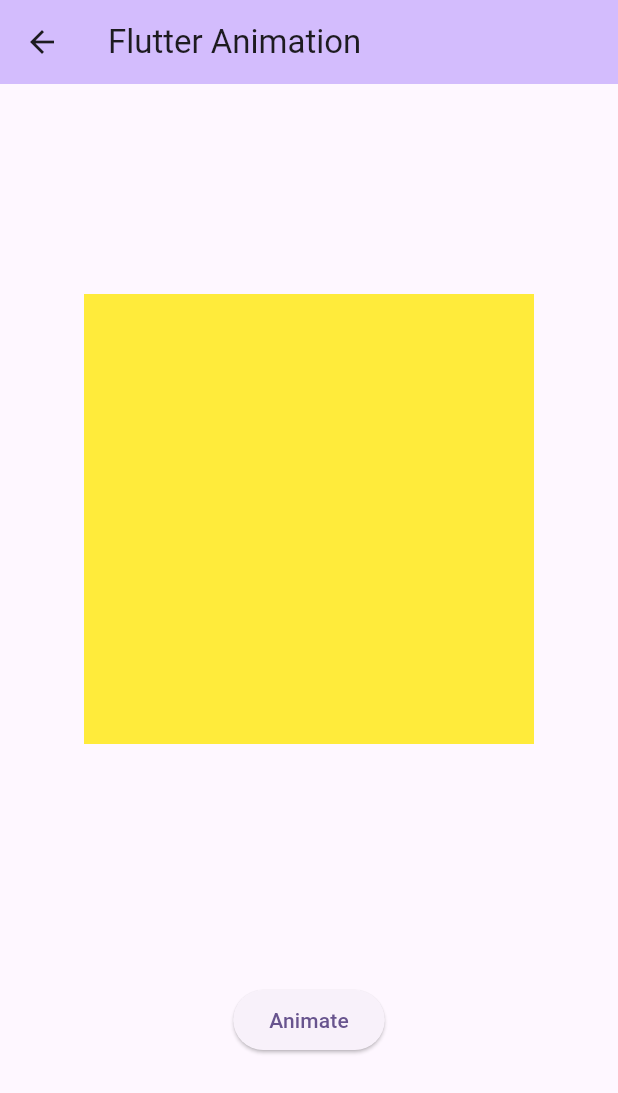
After one commit to kamran8545/flutter_animations, a Flutter app: the screen it shows after launch, after a tap on "Animated Positioned", on a phone screen of 412 x 824 dp. The commit adds this screen. Shown: the top 1093 px of the screen. Run offline on Flutter 3.47's test engine with Material 3 defaults, Android fonts, the phone set to English and light mode, and no system bars.

Commit message:
completed animated positioned widget

```diff
--- a/lib/main.dart
+++ b/lib/main.dart
@@ -4,6 +4,7 @@ import 'package:flutter_animations/widgets/animated_container_widget.dart';
 import 'package:flutter_animations/widgets/animated_cross_fade_widget.dart';
 import 'package:flutter_animations/widgets/animated_opacity_widget.dart';
 import 'package:flutter_animations/widgets/animated_padding_widget.dart';
+import 'package:flutter_animations/widgets/animated_positioned_widget.dart';
 import 'package:flutter_animations/widgets/animated_rotation_widget.dart';
 import 'package:flutter_animations/widgets/animated_scale_widget.dart';
 import 'package:flutter_animations/widgets/animated_size_widget.dart';
@@ -47,10 +48,11 @@ class _MyHomePageState extends State<MyHomePage> {
         backgroundColor: Theme.of(context).colorScheme.inversePrimary,
         title: Text(widget.title),
       ),
-      body: Center(
+      body: SingleChildScrollView(
         child: Column(
           mainAxisAlignment: MainAxisAlignment.center,
           children: <Widget>[
+            const SizedBox(height: 30, width: double.infinity,),
             ElevatedButton(
               onPressed: () {
                 Navigator.of(context).push(
@@ -150,6 +152,17 @@ class _MyHomePageState extends State<MyHomePage> {
               child: const Text('Animated Cross Fade'),
             ),
             const SizedBox(height: 20,),
+            ElevatedButton(
+              onPressed: () {
+                Navigator.of(context).push(
+                  MaterialPageRoute(
+                    builder: (context) => AnimatedPositionedWidget(title: widget.title),
+                  ),
+                );
+              },
+              child: const Text('Animated Positioned'),
+            ),
+            const SizedBox(height: 20,),
           ],
         ),
       ),
--- /dev/null
+++ b/lib/widgets/animated_positioned_widget.dart
@@ -0,0 +1,74 @@
+import 'package:flutter/material.dart';
+
+class AnimatedPositionedWidget extends StatefulWidget {
+  const AnimatedPositionedWidget({super.key, required this.title});
+
+  final String title;
+
+  @override
+  State<AnimatedPositionedWidget> createState() => _AnimatedPositionedWidgetState();
+}
+
+class _AnimatedPositionedWidgetState extends State<AnimatedPositionedWidget> {
+  double left = 0, top = 0;
+
+  @override
+  Widget build(BuildContext context) {
+    return Scaffold(
+      appBar: AppBar(
+        backgroundColor: Theme.of(context).colorScheme.inversePrimary,
+        title: Text(widget.title),
+      ),
+      body: Column(
+        mainAxisAlignment: MainAxisAlignment.center,
+        mainAxisSize: MainAxisSize.min,
+        children: [
+          const SizedBox(height: 120),
+          Expanded(
+            child: Stack(
+              alignment: Alignment.topCenter,
+              children: [
+                Container(
+                  margin: const EdgeInsets.all(20),
+                  width: 300,
+                  height: 300,
+                  decoration: const BoxDecoration(color: Colors.red),
+                ),
+                AnimatedPositioned(
+                  left: left,
+                  top: top,
+                  duration: const Duration(milliseconds: 400),
+                  child: Container(
+                    margin: const EdgeInsets.all(20),
+                    width: 300,
+                    height: 300,
+                    decoration: const BoxDecoration(color: Colors.yellow),
+                  ),
+                ),
+              ],
+            ),
+          ),
+          const SizedBox(
+            height: 20,
+            width: double.infinity,
+          ),
+          ElevatedButton(
+            onPressed: () {
+              setState(() {
+                if (left == 0 || left == 20) {
+                  left = -20;
+                  top = -20;
+                } else if (left == -20) {
+                  left = 20;
+                  top = 20;
+                }
+              });
+            },
+            child: const Text('Animate'),
+          ),
+          const SizedBox(height: 120),
+        ],
+      ),
+    );
+  }
+}
```
